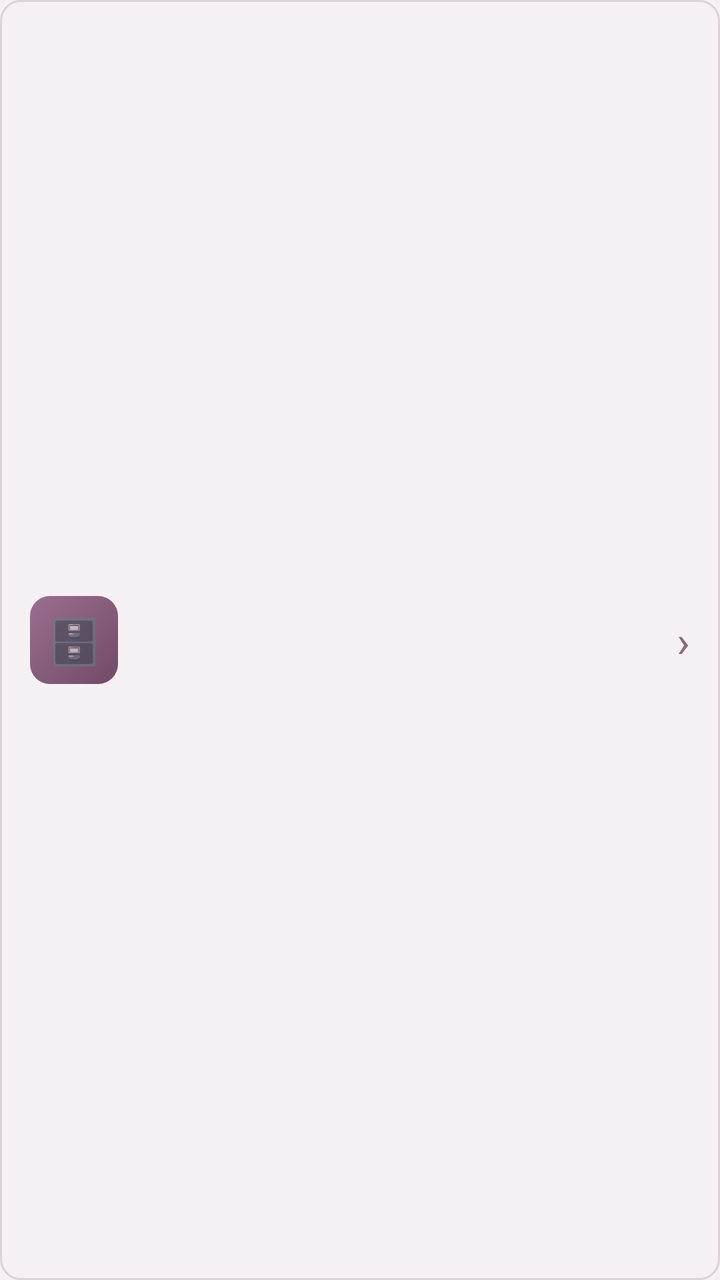
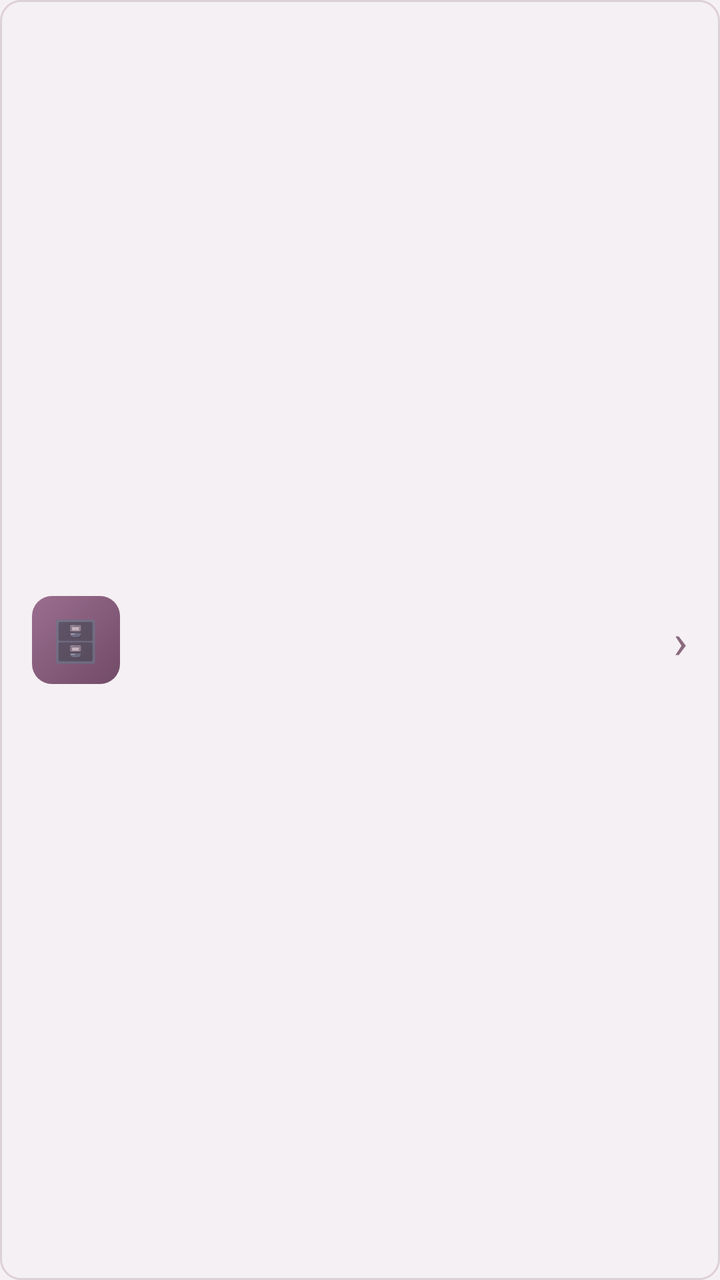

Two renders of the same Android screen: before a commit and after it. Below are the layout's source before the change and the commit's diff.
<!-- AndroidManifest.xml: application theme Theme.WUOdoo -->
<!-- res/layout/item_database.xml -->
<?xml version="1.0" encoding="utf-8"?>
<LinearLayout xmlns:android="http://schemas.android.com/apk/res/android"
    android:layout_width="match_parent"
    android:layout_height="wrap_content"
    android:orientation="horizontal"
    android:gravity="center_vertical"
    android:padding="15dp"
    android:background="@drawable/bg_list_item"
    android:layout_marginBottom="10dp"
    android:minHeight="64dp">

    <TextView
        android:layout_width="44dp"
        android:layout_height="44dp"
        android:text="🗄️"
        android:textSize="22sp"
        android:gravity="center"
        android:background="@drawable/bg_db_icon"
        android:layout_marginEnd="14dp" />

    <TextView
        android:id="@+id/tvDbName"
        android:layout_width="0dp"
        android:layout_height="wrap_content"
        android:layout_weight="1"
        android:textSize="15sp"
        android:textStyle="bold"
        android:textColor="@color/text_primary"
        android:ellipsize="end"
        android:singleLine="true" />

    <TextView
        android:layout_width="wrap_content"
        android:layout_height="wrap_content"
        android:text="›"
        android:textSize="22sp"
        android:textColor="@color/text_muted" />
</LinearLayout>
<!-- resources referenced by this layout -->
<resources>
  <color name="text_muted">#8a6a7e</color>
  <color name="text_primary">#2c1a26</color>
  <!-- drawable bg_db_icon (drawable) -->
  <?xml version="1.0" encoding="utf-8"?>
  <shape xmlns:android="http://schemas.android.com/apk/res/android">
      <gradient
          android:startColor="#714B67"
          android:endColor="#9b6e8f"
          android:angle="135" />
      <corners android:radius="10dp" />
  </shape>
  <!-- drawable bg_list_item (drawable) -->
  <?xml version="1.0" encoding="utf-8"?>
  <selector xmlns:android="http://schemas.android.com/apk/res/android">
      <item android:state_pressed="true">
          <shape>
              <solid android:color="#e8d5e0" />
              <stroke android:width="1dp" android:color="#ddd0d8" />
              <corners android:radius="10dp" />
          </shape>
      </item>
      <item>
          <shape>
              <solid android:color="#f5f0f3" />
              <stroke android:width="1dp" android:color="#ddd0d8" />
              <corners android:radius="10dp" />
          </shape>
      </item>
  </selector>
  <style name="Theme.WUOdoo" parent="Theme.MaterialComponents.DayNight.NoActionBar">
          <item name="colorPrimary">@color/primary</item>
          <item name="colorPrimaryVariant">@color/primary_dark</item>
          <item name="colorOnPrimary">@color/white</item>
          <item name="colorSecondary">@color/accent</item>
          <item name="android:statusBarColor">@color/primary</item>
          <item name="android:navigationBarColor">@color/primary</item>
          <item name="android:windowBackground">@color/bg</item>
      </style>
  <color name="primary">#714B67</color>
  <color name="primary_dark">#5a3a52</color>
  <color name="white">#FFFFFF</color>
  <color name="accent">#e8d5e0</color>
  <color name="bg">#f5f0f3</color>
</resources>

<!-- the commit's change to res/layout/item_database.xml (unified diff, before → after) -->
@@ -4,19 +4,25 @@
     android:layout_height="wrap_content"
     android:orientation="horizontal"
     android:gravity="center_vertical"
-    android:padding="15dp"
+    android:padding="16dp"
     android:background="@drawable/bg_list_item"
     android:layout_marginBottom="10dp"
     android:minHeight="64dp">
 
-    <TextView
+    
+    <LinearLayout
         android:layout_width="44dp"
         android:layout_height="44dp"
-        android:text="🗄️"
-        android:textSize="22sp"
         android:gravity="center"
         android:background="@drawable/bg_db_icon"
-        android:layout_marginEnd="14dp" />
+        android:layout_marginEnd="14dp">
+
+        <TextView
+            android:layout_width="wrap_content"
+            android:layout_height="wrap_content"
+            android:text="🗄"
+            android:textSize="20sp" />
+    </LinearLayout>
 
     <TextView
         android:id="@+id/tvDbName"
@@ -25,7 +31,7 @@
         android:layout_weight="1"
         android:textSize="15sp"
         android:textStyle="bold"
-        android:textColor="@color/text_primary"
+        android:textColor="#2c1a26"
         android:ellipsize="end"
         android:singleLine="true" />
 
@@ -33,6 +39,6 @@
         android:layout_width="wrap_content"
         android:layout_height="wrap_content"
         android:text="›"
-        android:textSize="22sp"
-        android:textColor="@color/text_muted" />
+        android:textSize="24sp"
+        android:textColor="#8a6a7e" />
 </LinearLayout>
<!-- resource entries referenced after the edit -->
@@ -1,7 +1,5 @@
 <!-- resources referenced by this layout -->
 <resources>
-  <color name="text_muted">#8a6a7e</color>
-  <color name="text_primary">#2c1a26</color>
   <!-- drawable bg_db_icon (drawable) -->
   <?xml version="1.0" encoding="utf-8"?>
   <shape xmlns:android="http://schemas.android.com/apk/res/android">
